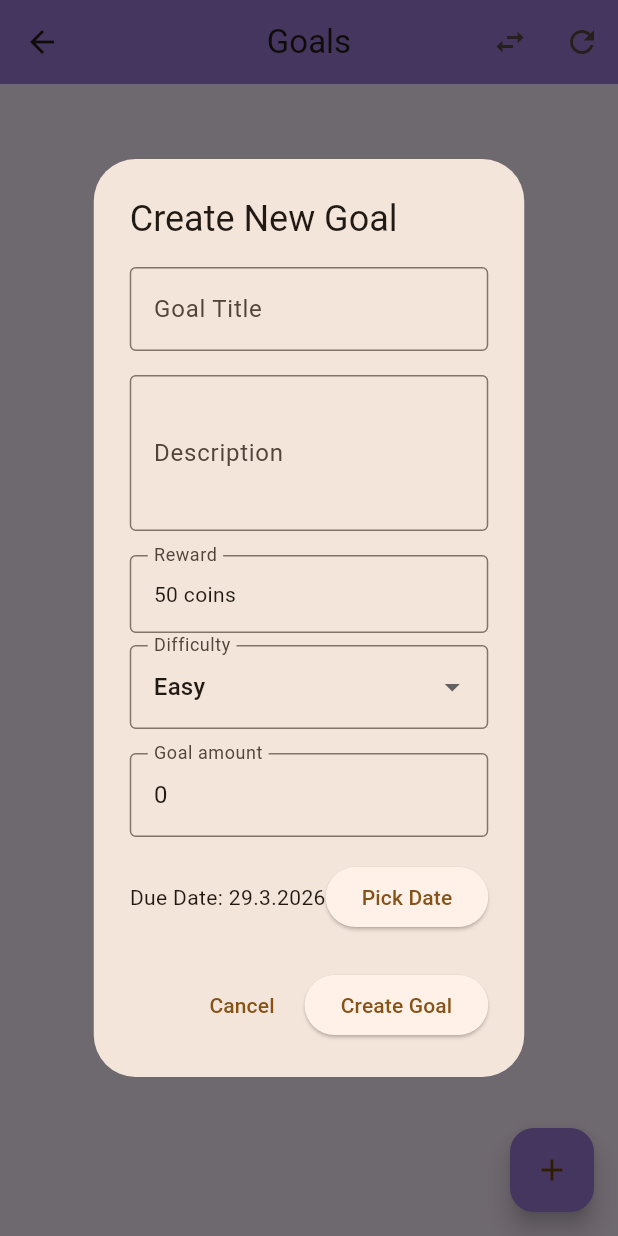
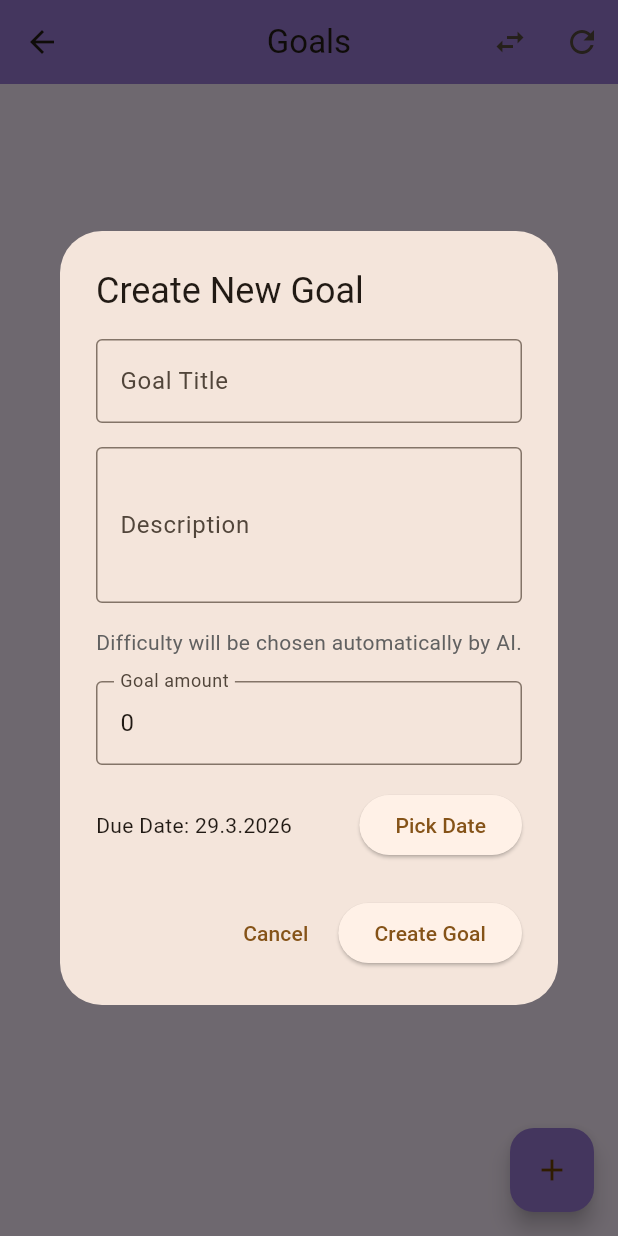
Before and after one commit to Money-Mansion/money-mansion, a Flutter app: the GoalsScreen screen opened directly with empty values, after a tap on the "add" icon, on a phone screen of 412 x 824 dp. Run offline on Flutter 3.47's test engine with Material 3 defaults, Android fonts, the phone set to English and light mode, and no system bars; our stand-ins replace audioplayers, shared_preferences, sqflite, sqflite_common_ffi; missing offline and left inert: flame; accounts and stored records are empty.

Commit message:
Add goal AI service updates

```diff
--- a/lib/screens/goals_screen.dart
+++ b/lib/screens/goals_screen.dart
@@ -5,6 +5,7 @@ import '../models/game_state.dart';
 import '../models/goal.dart';
 import '../services/app_localizations_provider.dart';
 import '../services/goal_database_service.dart';
+import '../services/goal_ai_service.dart';
 
 class GoalsScreen extends StatefulWidget {
   final GameState gameState;
@@ -118,10 +119,11 @@ class _GoalsScreenState extends State<GoalsScreen> {
       });
 
       if (mounted) {
+        final l10n = context.read<AppLocalizationsProvider>();
         ScaffoldMessenger.of(context).showSnackBar(
-          const SnackBar(
-            content: Text('Failed to load goals.'),
-            duration: Duration(seconds: 3),
+          SnackBar(
+            content: Text(_tr(l10n, 'goalLoadFail')),
+            duration: const Duration(seconds: 3),
           ),
         );
       }
@@ -310,44 +312,15 @@ class _GoalsScreenState extends State<GoalsScreen> {
                   maxLines: 3,
                 ),
                 const SizedBox(height: 16),
-                InputDecorator(
-                  decoration: InputDecoration(
-                    labelText: _tr(l10n, 'rewardLabel'),
-                    border: OutlineInputBorder(),
-                  ),
+                Align(
+                  alignment: Alignment.centerLeft,
                   child: Text(
-                    '${_difficultyRewards[selectedDifficulty]} coins',
+                    'Difficulty will be chosen automatically by AI.',
+                    style: TextStyle(
+                      fontSize: 14,
+                      color: Colors.grey[700],
                     ),
                   ),
-                const SizedBox(height: 8),
-                DropdownButtonFormField<String>(
-                  initialValue: selectedDifficulty,
-                  decoration: InputDecoration(
-                    labelText: _tr(l10n, 'difficulty'),
-                    border: OutlineInputBorder(),
-                  ),
-                  items: [
-                    DropdownMenuItem(
-                      value: Goal.easyDifficulty,
-                      child: Text(_difficultyLabel(l10n, Goal.easyDifficulty)),
-                    ),
-                    DropdownMenuItem(
-                      value: Goal.mediumDifficulty,
-                      child: Text(
-                        _difficultyLabel(l10n, Goal.mediumDifficulty),
-                      ),
-                    ),
-                    DropdownMenuItem(
-                      value: Goal.hardDifficulty,
-                      child: Text(_difficultyLabel(l10n, Goal.hardDifficulty)),
-                    ),
-                  ],
-                  onChanged: (value) {
-                    if (value == null) return;
-                    dialogSetState(() {
-                      selectedDifficulty = value;
-                    });
-                  },
                 ),
                 const SizedBox(height: 16),
                 TextField(
@@ -405,6 +378,38 @@ class _GoalsScreenState extends State<GoalsScreen> {
                   return;
                 }
 
+                setState(() {
+                  _isSyncing = true;
+                });
+
+                final aiResult = await GoalAiService.classifyGoal(
+                  title: _titleController.text,
+                  description: _descriptionController.text,
+                  targetMoney: double.tryParse(_targetMoneyController.text),
+                  dueDate: selectedDate,
+                  language: l10n.currentLanguage,
+                );
+
+                if (aiResult.needsMoreInfo) {
+                  setState(() {
+                    _isSyncing = false;
+                  });
+                  if (mounted) {
+                    ScaffoldMessenger.of(context).showSnackBar(
+                      SnackBar(
+                        content: Text(
+                          aiResult.reason ??
+                              'Please provide more details about the goal.',
+                        ),
+                        duration: const Duration(seconds: 2),
+                      ),
+                    );
+                  }
+                  return;
+                }
+
+                selectedDifficulty = aiResult.difficulty ?? selectedDifficulty;
+
                 final newGoal = Goal(
                   id: const Uuid().v4(),
                   title: _titleController.text,
@@ -415,10 +420,6 @@ class _GoalsScreenState extends State<GoalsScreen> {
                       double.tryParse(_targetMoneyController.text) ?? 0.0,
                   dueDate: selectedDate,
                 );
-
-                setState(() {
-                  _isSyncing = true;
-                });
 
                 final success = await GoalDatabaseService.createGoal(newGoal);
 
@@ -438,18 +439,28 @@ class _GoalsScreenState extends State<GoalsScreen> {
                     Navigator.pop(context);
                     setState(() {});
                     ScaffoldMessenger.of(context).showSnackBar(
-                      const SnackBar(
-                        content: Text('Goal created successfully'),
-                        duration: Duration(seconds: 2),
+                      SnackBar(
+                        content: Text(_tr(l10n, 'goalCreateSuccess')),
+                        duration: const Duration(seconds: 2),
                       ),
                     );
+                    if (aiResult.reason != null) {
+                      ScaffoldMessenger.of(context).showSnackBar(
+                        SnackBar(
+                          content: Text(
+                            'Difficulty set to ${newGoal.difficulty}: ${aiResult.reason}',
+                          ),
+                          duration: const Duration(seconds: 2),
+                        ),
+                      );
+                    }
                   }
                 } else {
                   if (mounted) {
                     ScaffoldMessenger.of(context).showSnackBar(
-                      const SnackBar(
-                        content: Text('Failed to create goal'),
-                        duration: Duration(seconds: 2),
+                      SnackBar(
+                        content: Text(_tr(l10n, 'goalCreateFail')),
+                        duration: const Duration(seconds: 2),
                       ),
                     );
                   }
@@ -773,7 +784,7 @@ class _GoalsScreenState extends State<GoalsScreen> {
                       ),
                       const SizedBox(height: 16),
                       Text(
-                        'No goals yet',
+                        _tr(l10n, 'goalsEmptyTitle'),
                         style: TextStyle(
                           fontSize: 20,
                           fontWeight: FontWeight.bold,
@@ -782,7 +793,7 @@ class _GoalsScreenState extends State<GoalsScreen> {
                       ),
                       const SizedBox(height: 8),
                       Text(
-                        'Create your first goal to get started',
+                        _tr(l10n, 'goalsEmptySubtitle'),
                         style: TextStyle(
                           fontSize: 14,
                           color: Colors.grey[500],
@@ -797,7 +808,7 @@ class _GoalsScreenState extends State<GoalsScreen> {
                       Padding(
                         padding: const EdgeInsets.all(16.0),
                         child: Text(
-                          'Active Goals (${activeGoals.length})',
+                          '${_tr(l10n, 'goalsActive')} (${activeGoals.length})',
                           style: const TextStyle(
                             fontSize: 18,
                             fontWeight: FontWeight.bold,
@@ -811,7 +822,7 @@ class _GoalsScreenState extends State<GoalsScreen> {
                       Padding(
                         padding: const EdgeInsets.fromLTRB(16, 24, 16, 16),
                         child: Text(
-                          'Completed Goals (${completedGoals.length})',
+                          '${_tr(l10n, 'goalsCompleted')} (${completedGoals.length})',
                           style: TextStyle(
                             fontSize: 18,
                             fontWeight: FontWeight.bold,
@@ -895,11 +906,9 @@ class _GoalsScreenState extends State<GoalsScreen> {
                           if (!canComplete) {
                             if (mounted) {
                               ScaffoldMessenger.of(context).showSnackBar(
-                            const SnackBar(
-                              content: Text(
-                                'Goal can only be completed at 100% progress.',
-                              ),
-                              duration: Duration(seconds: 2),
+                                SnackBar(
+                                  content: Text(_tr(l10n, 'goalCompleteProgressError')),
+                                  duration: const Duration(seconds: 2),
                                 ),
                               );
                             }
--- a/lib/services/app_localizations.dart
+++ b/lib/services/app_localizations.dart
@@ -151,6 +151,14 @@ class AppLocalizations {
       'difficultyHard': 'Hard',
       'difficulty': 'Difficulty',
       'rewardLabel': 'Reward',
+      'goalsActive': 'Active Goals',
+      'goalsCompleted': 'Completed Goals',
+      'goalsEmptyTitle': 'No goals yet',
+      'goalsEmptySubtitle': 'Create your first goal to get started',
+      'goalCreateSuccess': 'Goal created successfully',
+      'goalCreateFail': 'Failed to create goal',
+      'goalCompleteProgressError': 'Goal can only be completed at 100% progress.',
+      'goalLoadFail': 'Failed to load goals.',
       'chrumkoTipLabel': "Chrumko's tip",
       'chrumkoTipDismiss': 'Tap to dismiss',
       'chrumkoTip0': 'I always set aside part of my money. Try it too!',
@@ -314,6 +322,14 @@ class AppLocalizations {
       'difficultyHard': 'Tazka',
       'difficulty': 'Narocnost',
       'rewardLabel': 'Odmena',
+      'goalsActive': 'Aktivne ciele',
+      'goalsCompleted': 'Dokoncene ciele',
+      'goalsEmptyTitle': 'Zatial ziadne ciele',
+      'goalsEmptySubtitle': 'Vytvorte si prvy ciel',
+      'goalCreateSuccess': 'Ciel bol uspesne vytvoreny',
+      'goalCreateFail': 'Nepodarilo sa vytvorit ciel',
+      'goalCompleteProgressError': 'Ciel je mozne dokoncit len pri 100% progrese.',
+      'goalLoadFail': 'Nepodarilo sa nacitat ciele.',
       'chrumkoTipLabel': 'Tip od Chrumka',
       'chrumkoTipDismiss': 'Klepnite pre zavretie',
       'chrumkoTip0': 'Vzdy si odlozim cast penazi. Skus to aj ty!',
--- a/pubspec.yaml
+++ b/pubspec.yaml
@@ -19,6 +19,7 @@ dependencies:
   shared_preferences: ^2.2.2
   audioplayers: 6.0.0
   fl_chart: ^0.68.0
+  http: ^1.2.1
 
 dev_dependencies:
   flutter_test:
```
Also changed, not shown: lib/services/goal_ai_service.dart (added, +217 -0 lines), pubspec.lock. Lines whose indentation alone changed are shown as unchanged.
